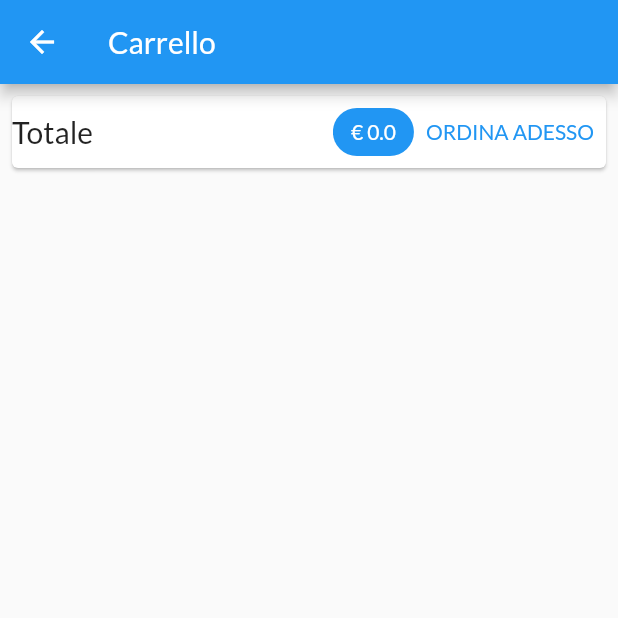
After one commit to DavideIsaia/app_shop, a Flutter app: the CartScreen screen opened by its route, on a phone screen of 412 x 824 dp, the top half of it. The commit adds this screen. Run offline on Flutter 3.47's test engine with Material 2 defaults, Android fonts, the phone set to English and light mode, and no system bars; network calls fail.

Commit message:
gli elementi vengono visualizzati nel carrello

```diff
--- a/lib/main.dart
+++ b/lib/main.dart
@@ -1,3 +1,4 @@
+import 'package:app_shop/screens/cart_screen.dart';
 import 'package:flutter/material.dart';
 import 'package:provider/provider.dart';
 import './screens/products_overview_screen.dart';
@@ -30,6 +31,7 @@ class MyApp extends StatelessWidget {
         home: ProductsOverviewScreen(),
         routes: {
           ProductDetailScreen.routeName: (context) => ProductDetailScreen(),
+          CartScreen.routeName: (context) => CartScreen(),
         },
       ),
     );
--- a/lib/providers/cart.dart
+++ b/lib/providers/cart.dart
@@ -1,3 +1,5 @@
+// ignore_for_file: prefer_final_fields
+
 import 'package:flutter/material.dart';
 import 'package:flutter/foundation.dart';
 
@@ -19,12 +21,20 @@ class Cart with ChangeNotifier {
   Map<String, CartItem> _items = {};
 
   Map<String, CartItem> get items {
-    return {...items};
+    return {..._items};
   }
 
   int get itemCount {
     // return _items == null ? 0 : _items.length; metodo da usare quando dà errore null
     return _items.length;
+  }
+
+  double get totalAmount {
+    var total = 0.0;
+    _items.forEach((key, cartItem) {
+      total += cartItem.price * cartItem.quantity;
+    });
+    return total;
   }
 
   void addItem(
--- a/lib/providers/products.dart
+++ b/lib/providers/products.dart
@@ -7,32 +7,32 @@ class Products with ChangeNotifier {
   List<Product> _items = [
     Product(
       id: 'p1',
-      title: 'Red Shirt',
-      description: 'A red shirt - it is pretty red!',
+      title: 'T-shirt rossa',
+      description: 'è rossa!',
       price: 29.99,
       imageUrl:
           'https://cdn.pixabay.com/photo/2016/10/02/22/17/red-t-shirt-1710578_1280.jpg',
     ),
     Product(
       id: 'p2',
-      title: 'Trousers',
-      description: 'A nice pair of trousers.',
+      title: 'Pantaloni neri',
+      description: 'Sono neri!',
       price: 59.99,
       imageUrl:
           'https://upload.wikimedia.org/wikipedia/commons/thumb/e/e8/Trousers%2C_dress_%28AM_1960.022-8%29.jpg/512px-Trousers%2C_dress_%28AM_1960.022-8%29.jpg',
     ),
     Product(
       id: 'p3',
-      title: 'Yellow Scarf',
-      description: 'Warm and cozy - exactly what you need for the winter.',
+      title: 'Sciarpa gialla',
+      description: 'Calda e confortevole.',
       price: 19.99,
       imageUrl:
           'https://live.staticflickr.com/4043/4438260868_cc79b3369d_z.jpg',
     ),
     Product(
       id: 'p4',
-      title: 'A Pan',
-      description: 'Prepare any meal you want.',
+      title: 'Padella',
+      description: 'Per farti due uova fritte!',
       price: 49.99,
       imageUrl:
           'https://upload.wikimedia.org/wikipedia/commons/thumb/1/14/Cast-Iron-Pan.jpg/1024px-Cast-Iron-Pan.jpg',
--- /dev/null
+++ b/lib/screens/cart_screen.dart
@@ -0,0 +1,61 @@
+// ignore_for_file: prefer_const_constructors
+
+import 'package:flutter/material.dart';
+import 'package:provider/provider.dart';
+import '../providers/cart.dart' show Cart;
+// così non importa CartItem e non va in conflitto con cart_item
+import '../widgets/cart_item.dart';
+
+class CartScreen extends StatelessWidget {
+  static const routeName = '/cart';
+  @override
+  Widget build(BuildContext context) {
+    final cart = Provider.of<Cart>(context);
+    return Scaffold(
+      appBar: AppBar(
+        title: Text('Carrello'),
+      ),
+      body: Column(children: [
+        Card(
+          margin: EdgeInsets.all(8),
+          child: Row(
+            mainAxisAlignment: MainAxisAlignment.spaceBetween,
+            children: [
+              Text(
+                'Totale',
+                style: TextStyle(fontSize: 20),
+              ),
+              SizedBox(width: 10),
+              Spacer(),
+              Chip(
+                label: Text(
+                  '€ ${cart.totalAmount}',
+                  style: TextStyle(
+                      color:
+                          Theme.of(context).primaryTextTheme.titleLarge.color),
+                ),
+                backgroundColor: Theme.of(context).primaryColor,
+              ),
+              TextButton(
+                onPressed: () {},
+                child: Text('ORDINA ADESSO'),
+              )
+            ],
+          ),
+        ),
+        SizedBox(height: 10),
+        Expanded(
+          child: ListView.builder(
+              itemCount: cart.items.length,
+              itemBuilder: (ctx, i) => CartItem(
+                    cart.items.values.toList()[i].id,
+                    cart.items.values.toList()[i].price,
+                    cart.items.values.toList()[i].quantity,
+                    cart.items.values.toList()[i].title,
+                  ),
+                ),
+        ),
+      ]),
+    );
+  }
+}
--- a/lib/screens/products_overview_screen.dart
+++ b/lib/screens/products_overview_screen.dart
@@ -1,10 +1,12 @@
 import 'package:app_shop/providers/product.dart';
 import 'package:app_shop/providers/products.dart';
+import 'package:app_shop/screens/cart_screen.dart';
 import 'package:flutter/material.dart';
 import 'package:provider/provider.dart';
 import '../widgets/products_grid.dart';
 import '../widgets/badge.dart';
 import '../providers/cart.dart';
+import './cart_screen.dart';
 
 enum FilterOptions {
   Favorites,
@@ -54,7 +56,9 @@ class _ProductsOverviewScreenState extends State<ProductsOverviewScreen> {
               icon: Icon(
                 Icons.shopping_cart,
               ),
-              onPressed: () {},
+              onPressed: () {
+                Navigator.of(context).pushNamed(CartScreen.routeName);
+              },
             ),
           ),
         ],
```
Also changed, not shown: lib/widgets/cart_item.dart (added, +38 -0 lines).
